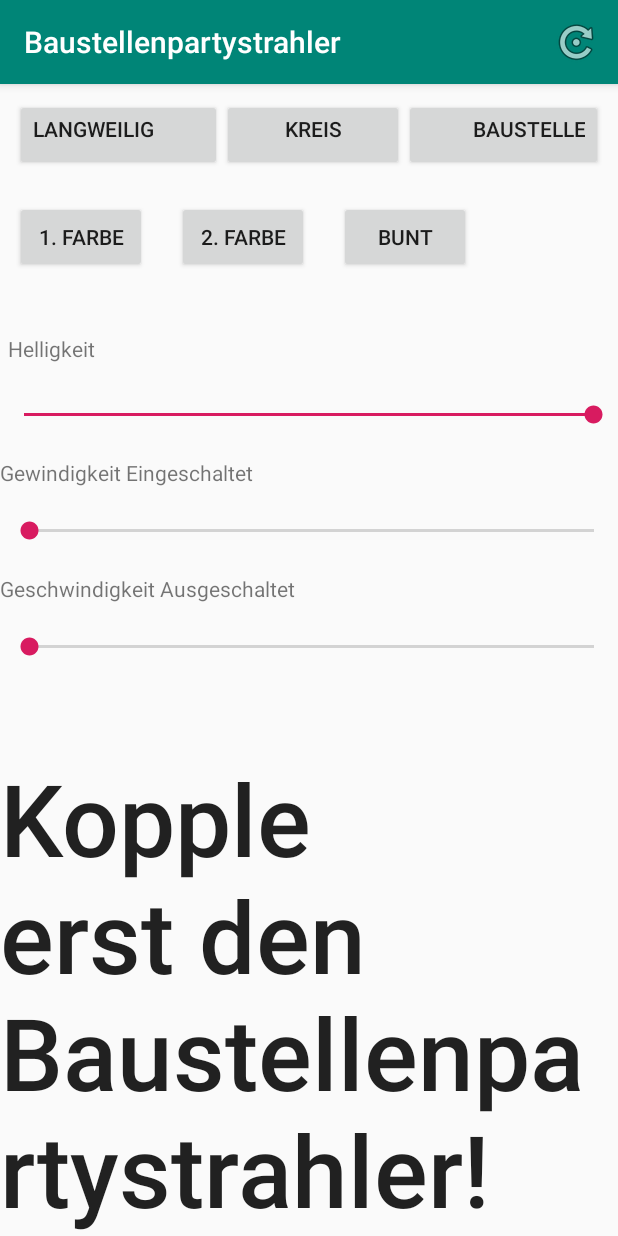
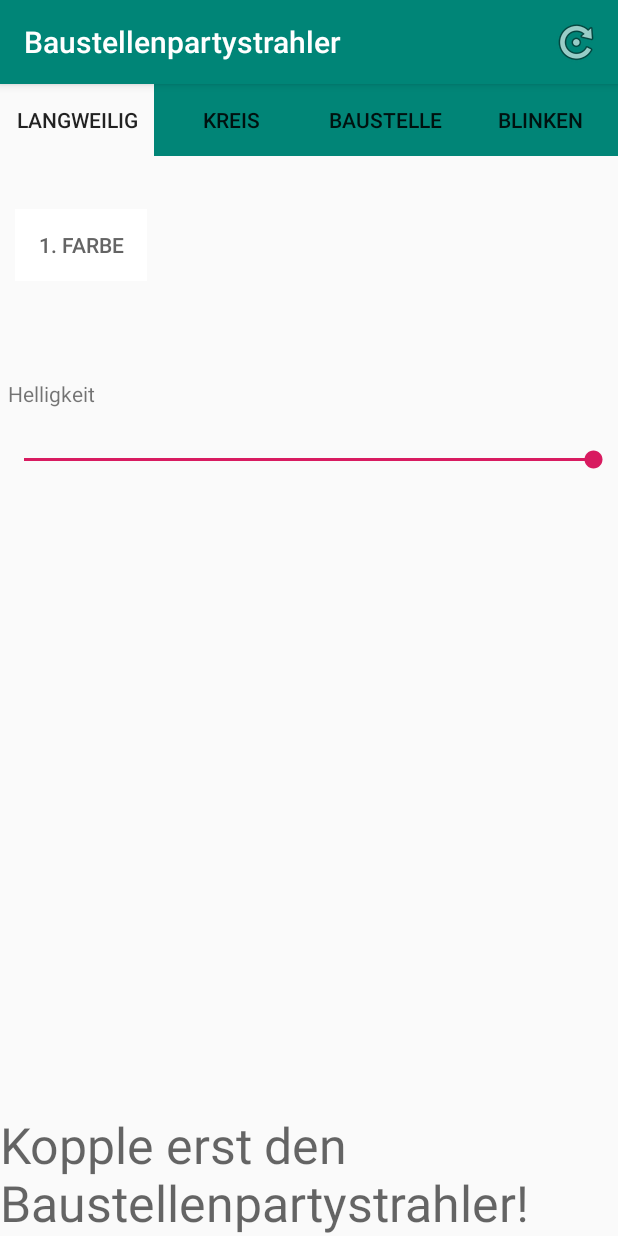
Before and after one commit to DanielPantle/Baustellenpartystrahler, an Android app: the screen it shows after launch (MainActivity), on a phone screen of 412 x 824 dp. Run offline under Robolectric (Android 15) with nearby library versions, the phone set to English and light mode, and no system bars; our stand-ins replace RxJava; libraries missing offline, so code that uses them is left out: com.harrysoft.androidbluetoothserial, me.jfenn.colorpickerdialog; 5 statements that could not run were skipped.

Commit message:
menu komplett überarbeteit neues icon

```diff
--- a/app/src/main/AndroidManifest.xml
+++ b/app/src/main/AndroidManifest.xml
@@ -7,9 +7,9 @@
 
     <application
         android:allowBackup="true"
-        android:icon="@mipmap/ic_launcher"
+        android:icon="@mipmap/baustellenlampe"
         android:label="@string/app_name"
-        android:roundIcon="@mipmap/ic_launcher_round"
+        android:roundIcon="@mipmap/baustellenlampe_round"
         android:supportsRtl="true"
         android:theme="@style/AppTheme">
         <activity android:name=".MainActivity">
--- a/app/src/main/java/de/pantle/baustellenpartystrahler/MainActivity.java
+++ b/app/src/main/java/de/pantle/baustellenpartystrahler/MainActivity.java
@@ -32,14 +32,21 @@ public class MainActivity extends AppCompatActivity {
     SimpleBluetoothDeviceInterface device;
 
     TextView label;
+    TextView viewSpeed;
+    TextView viewSpeed2;
     Button buttonMode0;
     Button buttonMode1;
     Button buttonMode2;
+    Button buttonMode4;
     Button buttonFColor;
     Button buttonBColor;
     SeekBar seekBarSpeed;
     SeekBar seekBarSpeed2;
     SeekBar seekBarBrightness;
+
+    int color= Color.WHITE;
+    int color2= Color.BLACK;
+    int mode=0;
 
     @Override
     protected void onCreate(@Nullable Bundle savedInstanceState) {
@@ -47,25 +54,41 @@ public class MainActivity extends AppCompatActivity {
         setContentView(R.layout.activity_main);
 
         label = findViewById(R.id.label);
-        buttonMode0 = findViewById(R.id.buttonMode0);
-        buttonMode1 = findViewById(R.id.buttonMode1);
-        buttonMode2 = findViewById(R.id.buttonMode2);
+        buttonMode0 = findViewById(R.id.buttonlangweilig);
+        buttonMode1 = findViewById(R.id.buttonKreis);
+        buttonMode2 = findViewById(R.id.buttonBaustelle);
+        buttonMode4 = findViewById(R.id.buttonBlinken);
         buttonFColor = findViewById(R.id.buttonFColor);
         buttonBColor = findViewById(R.id.buttonBColor);
         seekBarSpeed = findViewById(R.id.seekBarSpeed);
         seekBarSpeed2 = findViewById(R.id.seekBarSpeed2);
         seekBarBrightness = findViewById(R.id.seekBarBrightness);
+        viewSpeed= findViewById(R.id.textspeed);
+        viewSpeed2= findViewById(R.id.textspeed2);
 
         label.setText("noch nicht verbunden");
 
+        designchanges();
+
         buttonMode0.setOnClickListener((View v) -> {
-            sendMessage("mode:0");
+            mode=0;
+            sendMessage("mode:" + mode);
+            designchanges();
         });
         buttonMode1.setOnClickListener((View v) -> {
-            sendMessage("mode:1");
+            mode=1;
+            sendMessage("mode:" + mode);
+            designchanges();
         });
         buttonMode2.setOnClickListener((View v) -> {
-            sendMessage("mode:2");
+            mode=2;
+            sendMessage("mode:" + mode);
+            designchanges();
+        });
+        buttonMode4.setOnClickListener((View v) -> {
+            mode=4;
+            sendMessage("mode:" + mode);
+            designchanges();
         });
         buttonFColor.setOnClickListener((View v) -> {
             openColorPickerDialogFColor();
@@ -152,12 +175,60 @@ public class MainActivity extends AppCompatActivity {
         }
     }
 
+    private void designchanges() {
+        if (mode==0) {
+            viewSpeed.setVisibility(View.INVISIBLE);
+            seekBarSpeed.setVisibility(View.INVISIBLE);
+            buttonBColor.setVisibility(View.GONE);
+            buttonMode0.setBackgroundColor(Color.parseColor("#FAFAFA"));
+        }else {
+            viewSpeed.setVisibility(View.VISIBLE);
+            seekBarSpeed.setVisibility(View.VISIBLE);
+            buttonBColor.setVisibility(View.VISIBLE);
+            buttonMode0.setBackgroundColor(Color.parseColor("#018577"));
+
+        }
+
+        if (mode==1) {
+            buttonMode1.setBackgroundColor(Color.parseColor("#FAFAFA"));
+            seekBarSpeed.setMax(300);
+        }else {
+            seekBarSpeed.setMax(3000);
+            buttonMode1.setBackgroundColor(Color.parseColor("#018577"));
+        }
+
+        if (mode==2) {
+            buttonFColor.setBackgroundColor(Color.rgb(255, 155, 0));
+            buttonBColor.setBackgroundColor(Color.rgb(0, 0, 0));
+            buttonMode2.setBackgroundColor(Color.parseColor("#FAFAFA"));
+            seekBarSpeed.setProgress(2500);
+        }else {
+            buttonFColor.setBackgroundColor(color);
+            buttonBColor.setBackgroundColor(color2);
+            buttonMode2.setBackgroundColor(Color.parseColor("#018577"));
+        }
+
+        if (mode==4) {
+            viewSpeed2.setVisibility(View.VISIBLE);
+            seekBarSpeed2.setVisibility(View.VISIBLE);
+            buttonMode4.setBackgroundColor(Color.parseColor("#FAFAFA"));
+        }else {
+            viewSpeed2.setVisibility(View.INVISIBLE);
+            seekBarSpeed2.setVisibility(View.INVISIBLE);
+            buttonMode4.setBackgroundColor(Color.parseColor("#018577"));
+        }
+
+    }
+
 
     private void openColorPickerDialogFColor() {
         new ColorPickerDialog()
+                .withColor(color)
                 .withAlphaEnabled(false)
-                .withPresets(Color.rgb(255, 156, 0), Color.BLACK, Color.WHITE, Color.RED, Color.GREEN, Color.BLUE)
+                .withPresets(Color.BLACK, Color.WHITE, Color.RED, Color.GREEN, Color.BLUE, Color.YELLOW, Color.rgb(255, 156, 0), Color.CYAN, Color.MAGENTA)
                 .withListener((@Nullable ColorPickerDialog pickerView, int color) -> {
+                    this.color= color;
+                    buttonFColor.setBackgroundColor(color);
                     sendMessage("fcolor:" + colorIntToHex(color));
                 })
                 .show(getSupportFragmentManager(), "colorPicker");
@@ -165,9 +236,13 @@ public class MainActivity extends AppCompatActivity {
 
     private void openColorPickerDialogBColor() {
         new ColorPickerDialog()
+                .withColor(color2)
                 .withAlphaEnabled(false)
+                .withPresets(Color.BLACK, Color.WHITE, Color.RED, Color.GREEN, Color.BLUE, Color.YELLOW, Color.rgb(255, 156, 0), Color.CYAN, Color.MAGENTA)
                 .withListener((@Nullable ColorPickerDialog pickerView, int color) -> {
-                    sendMessage("bcolor:" + colorIntToHex(color));
+                    this.color2= color;
+                 buttonBColor.setBackgroundColor(color2);
+                    sendMessage("bcolor:" + colorIntToHex(color2));
                 })
                 .show(getSupportFragmentManager(), "colorPicker");
     }
--- a/app/src/main/res/layout/activity_main.xml
+++ b/app/src/main/res/layout/activity_main.xml
@@ -10,34 +10,50 @@
     <LinearLayout
         android:layout_width="match_parent"
         android:layout_height="wrap_content"
-        android:layout_margin="10dp"
         android:layout_marginBottom="25dp"
+        android:background="#018577"
         android:orientation="horizontal">
 
         <Button
             android:id="@+id/buttonlangweilig"
+            style="@style/Widget.AppCompat.Button.Borderless"
             android:layout_width="wrap_content"
             android:layout_height="wrap_content"
+            android:layout_gravity="center_horizontal|left"
             android:layout_weight="1"
-            android:gravity="center_horizontal|left"
+            android:backgroundTintMode="src_in"
+            android:gravity="center|center_horizontal"
             android:text="Langweilig" />
 
         <Button
             android:id="@+id/buttonKreis"
+            style="@style/Widget.AppCompat.Button.Borderless"
             android:layout_width="wrap_content"
             android:layout_height="wrap_content"
+            android:layout_gravity="center_horizontal|left"
             android:layout_weight="1"
-            android:gravity="center_horizontal"
+            android:gravity="center|center_horizontal"
             android:text="Kreis" />
 
         <Button
             android:id="@+id/buttonBaustelle"
+            style="@style/Widget.AppCompat.Button.Borderless"
             android:layout_width="wrap_content"
             android:layout_height="wrap_content"
+            android:layout_gravity="right|center_horizontal"
             android:layout_weight="1"
-            android:backgroundTintMode="src_over"
-            android:gravity="right|center_horizontal"
+            android:gravity="center|center_horizontal"
             android:text="Baustelle" />
+
+        <Button
+            android:id="@+id/buttonBlinken"
+            style="@style/Widget.AppCompat.Button.Borderless"
+            android:layout_width="wrap_content"
+            android:layout_height="wrap_content"
+            android:layout_gravity="right|center_horizontal"
+            android:layout_weight="1"
+            android:gravity="center|center_horizontal"
+            android:text="Blinken" />
     </LinearLayout>
 
     <LinearLayout
@@ -49,21 +65,26 @@
 
         <Button
             android:id="@+id/buttonFColor"
+            style="@style/Widget.AppCompat.Button.Borderless"
             android:layout_width="wrap_content"
             android:layout_height="wrap_content"
             android:layout_marginLeft="10dp"
             android:layout_marginRight="10dp"
             android:backgroundTintMode="src_over"
-            android:text="1. Farbe" />
+            android:text="1. Farbe"
+            android:textColor="#646464" />
 
         <Button
             android:id="@+id/buttonBColor"
+            style="@style/Widget.AppCompat.Button.Borderless.Colored"
             android:layout_width="wrap_content"
             android:layout_height="wrap_content"
             android:layout_marginLeft="10dp"
             android:layout_marginRight="10dp"
             android:backgroundTintMode="src_over"
-            android:text="2. Farbe" />
+            android:text="2. Farbe"
+            android:textColor="#646464"
+            android:visibility="gone" />
 
         <Button
             android:id="@+id/button"
@@ -72,14 +93,16 @@
             android:layout_marginLeft="10dp"
             android:layout_marginRight="10dp"
             android:backgroundTintMode="src_over"
-            android:text="Bunt" />
+            android:text="Bunt"
+            android:textColor="#646464"
+            android:visibility="gone" />
     </LinearLayout>
 
     <LinearLayout
         android:layout_width="match_parent"
         android:layout_height="wrap_content"
         android:layout_gravity="center"
-        android:layout_marginTop="25dp"
+        android:layout_marginTop="50dp"
         android:orientation="vertical">
 
         <TextView
@@ -91,12 +114,14 @@
 
         <SeekBar
             android:id="@+id/seekBarBrightness"
+            style="@style/Widget.AppCompat.SeekBar"
             android:layout_width="match_parent"
             android:layout_height="wrap_content"
             android:max="255"
             android:min="0"
             android:padding="20dp"
-            android:progress="255" />
+            android:progress="255"
+            android:scrollbarSize="4dp" />
 
         <TextView
             android:id="@+id/textspeed"
@@ -111,13 +136,15 @@
             android:max="3000"
             android:min="25"
             android:padding="20dp"
-            android:progress="50" />
+            android:progress="150"
+            android:scrollbarSize="4dp" />
 
         <TextView
-            android:id="@+id/txtspeed"
+            android:id="@+id/textspeed2"
             android:layout_width="match_parent"
             android:layout_height="wrap_content"
-            android:text="Geschwindigkeit Ausgeschaltet" />
+            android:text="Geschwindigkeit Ausgeschaltet"
+            android:visibility="invisible" />
 
         <SeekBar
             android:id="@+id/seekBarSpeed2"
@@ -126,7 +153,8 @@
             android:max="3000"
             android:min="25"
             android:padding="20dp"
-            android:progress="50" />
+            android:progress="50"
+            android:visibility="invisible" />
     </LinearLayout>
 
     <TextView
@@ -135,9 +163,9 @@
         android:layout_height="match_parent"
         android:gravity="bottom"
         android:text="Willkommen"
-        android:textAppearance="@style/TextAppearance.AppCompat.Body2"
-        app:autoSizeMaxTextSize="100px"
-        app:autoSizeMinTextSize="30px"
+        android:textAppearance="@style/TextAppearance.AppCompat.Medium"
+        app:autoSizeMaxTextSize="50px"
+        app:autoSizeMinTextSize="10px"
         app:autoSizeTextType="uniform" />
 
 </LinearLayout>
```
Also changed, not shown: app/src/main/res/mipmap-mdpi/baustellenlampe_round.png (added), app/src/main/res/mipmap-xxhdpi/baustellenlampe_round.png (added), app/src/main/res/mipmap-xxxhdpi/baustellenlampe.png (added), app/src/main/res/mipmap-xxxhdpi/baustellenlampe_round.png (added).
